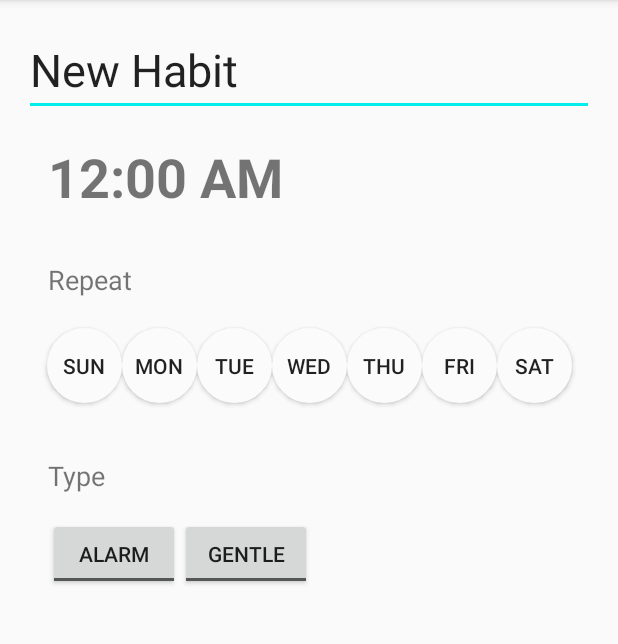
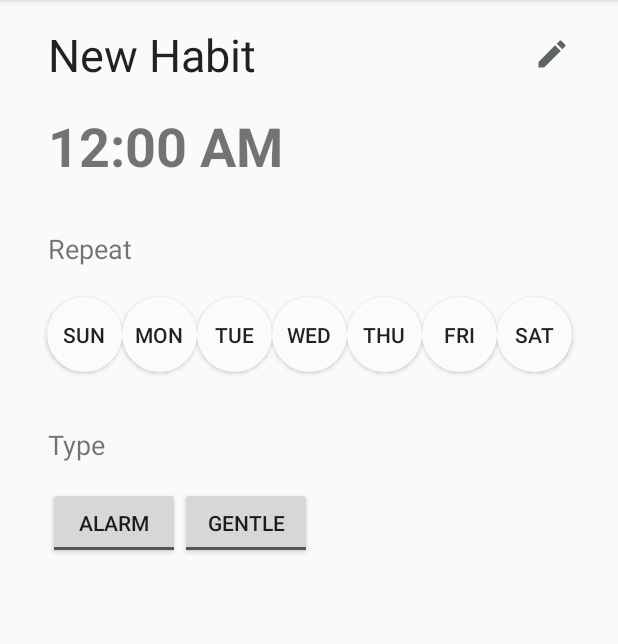
Before and after one commit to javglex/HabbitNow, an Android app: the fragment EditHabitFragment shown on its own in the app's theme, after a tap on "Finish editing", on a phone screen of 412 x 824 dp, the part 84-728 px from its top. Run offline under Robolectric (Android 15) with nearby library versions, the phone set to English and light mode, and no system bars; our stand-ins replace Room's generated code, data binding; 1 statement that could not run was skipped.

Commit message:
Added alarm activity, fired whenever an intent is received Changed from using requestcode to using intent action as a identifier for pending intents. This means I can use Long instead of Int, and also sending more data through the intent extras.

```diff
--- a/app/build.gradle
+++ b/app/build.gradle
@@ -44,8 +44,8 @@ dependencies {
     implementation 'androidx.legacy:legacy-support-v4:1.0.0'
     implementation 'com.google.android.material:material:1.2.1'
     implementation 'androidx.constraintlayout:constraintlayout:2.0.1'
-    implementation 'androidx.navigation:navigation-fragment:2.3.0'
-    implementation 'androidx.navigation:navigation-ui:2.3.0'
+    implementation 'androidx.navigation:navigation-fragment-ktx:2.3.1'
+    implementation 'androidx.navigation:navigation-ui-ktx:2.3.1'
     implementation 'androidx.navigation:navigation-fragment-ktx:2.3.0'
     implementation 'androidx.navigation:navigation-ui-ktx:2.3.0'
 
--- a/app/src/main/java/com/newpath/jeg/habbitnow/receivers/DeviceBootReceiver.kt
+++ b/app/src/main/java/com/newpath/jeg/habbitnow/receivers/DeviceBootReceiver.kt
@@ -49,7 +49,7 @@ class DeviceBootReceiver : BroadcastReceiver() {
             alarmTime[Calendar.HOUR_OF_DAY] = habit.alarmTimeHours
             alarmTime[Calendar.MINUTE] = habit.alarmTimeMinutes
             alarmTime[Calendar.SECOND] = 0
-            AlarmService.setServiceAlarm(context, habit.id.toInt(), alarmTime)
+            AlarmService.setServiceAlarm(context, habit, alarmTime)
         }
 
 
--- a/app/src/main/java/com/newpath/jeg/habbitnow/repository/MyHabitsRepository.kt
+++ b/app/src/main/java/com/newpath/jeg/habbitnow/repository/MyHabitsRepository.kt
@@ -41,7 +41,7 @@ class MyHabitsRepository(private val habitDao: HabitDatabaseDao) {
         alarmTime[Calendar.HOUR_OF_DAY] = habit.alarmTimeHours
         alarmTime[Calendar.MINUTE] = habit.alarmTimeMinutes
         alarmTime[Calendar.SECOND] = 0
-        AlarmService.setServiceAlarm(context, habit.id.toInt(), alarmTime)
+        AlarmService.setServiceAlarm(context, habit, alarmTime)
 
     }
 
--- a/app/src/main/java/com/newpath/jeg/habbitnow/services/AlarmService.kt
+++ b/app/src/main/java/com/newpath/jeg/habbitnow/services/AlarmService.kt
@@ -6,19 +6,36 @@ import android.app.PendingIntent
 import android.content.Context
 import android.content.Intent
 import android.util.Log
+import com.newpath.jeg.habbitnow.AlarmActivity
+import com.newpath.jeg.habbitnow.MainActivity
+import com.newpath.jeg.habbitnow.models.MyHabit
 import java.util.*
+
 
 /**
  * Created by javier gon on 6/6/2017.
  */
 class AlarmService: IntentService(TAG) {
 
+
+
     override fun onHandleIntent(intent: Intent?) {
-        Log.i(TAG, "received an intent: $intent")
+        if (intent!=null) {
+            val alarmId: Long = intent.getLongExtra(ALARM_ID, -1)
+            Log.i(TAG, "received an intent: $alarmId")
+            if (alarmId < 0)
+                return
+            val alarmActivityIntent = Intent(baseContext, AlarmActivity::class.java)
+            alarmActivityIntent.putExtra(ALARM_NAME, intent.getStringExtra(ALARM_NAME))
+            alarmActivityIntent.addFlags(Intent.FLAG_ACTIVITY_NEW_TASK)
+            application.startActivity(alarmActivityIntent)
+        }
     }
 
     companion object {
         const val TAG = "AlarmService" //for logging and passing a name to base class IntentService
+        const val ALARM_NAME = "ALARM_NAME"
+        const val ALARM_ID = "ALARM_ID"
 
         private fun newIntent(context: Context?): Intent {
             return Intent(context, AlarmService::class.java)
@@ -26,11 +43,15 @@ class AlarmService: IntentService(TAG) {
 
         fun setServiceAlarm(
             context: Context,
-            requestCode: Int,
+            habit: MyHabit,
             alarmTime: Calendar
         ) {
             val intent = newIntent(context)
-            val pi = PendingIntent.getService(context, requestCode, intent, 0)
+            intent.putExtra(ALARM_ID, habit.id)
+            intent.putExtra(ALARM_NAME, habit.habitName)
+            intent.action = "ALARM$habit.id"
+
+            val pi = PendingIntent.getService(context, 0, intent, 0)
             val alarmManager = context.getSystemService(ALARM_SERVICE) as AlarmManager
             alarmManager.setRepeating(
                 AlarmManager.RTC_WAKEUP,
@@ -41,7 +62,7 @@ class AlarmService: IntentService(TAG) {
 
             Log.i(
                 TAG,
-                "set alarm for requestCode: " + requestCode + "at time: " + alarmTime.time.toString()
+                "set alarm with id: " + habit.id + "at time: " + alarmTime.time.toString()
             )
         }
 
@@ -51,7 +72,7 @@ class AlarmService: IntentService(TAG) {
             val pi = PendingIntent.getService(context, requestCode, intent, 0)
             alarmManager.cancel(pi)
             pi.cancel()
-            Log.i(TAG,"cancelling pending intent.. $requestCode")
+            Log.i(TAG, "cancelling pending intent.. $requestCode")
         }
 
 
--- /dev/null
+++ b/app/src/main/res/drawable/ic_baseline_edit_24.xml
@@ -0,0 +1,5 @@
+<vector android:height="24dp" android:tint="#5D6565"
+    android:viewportHeight="24" android:viewportWidth="24"
+    android:width="24dp" xmlns:android="http://schemas.android.com/apk/res/android">
+    <path android:fillColor="@android:color/white" android:pathData="M3,17.25V21h3.75L17.81,9.94l-3.75,-3.75L3,17.25zM20.71,7.04c0.39,-0.39 0.39,-1.02 0,-1.41l-2.34,-2.34c-0.39,-0.39 -1.02,-0.39 -1.41,0l-1.83,1.83 3.75,3.75 1.83,-1.83z"/>
+</vector>
--- a/app/src/main/res/layout/fragment_edit_habit.xml
+++ b/app/src/main/res/layout/fragment_edit_habit.xml
@@ -22,9 +22,11 @@
             android:id="@+id/et_habit_name"
             android:layout_width="0dp"
             android:layout_height="wrap_content"
-            android:layout_marginStart="16dp"
+            android:layout_marginStart="32dp"
             android:layout_marginTop="16dp"
-            android:layout_marginEnd="16dp"
+            android:layout_marginEnd="32dp"
+            android:background="@null"
+            android:drawableRight="@drawable/ic_baseline_edit_24"
             android:ems="10"
             android:hint="@string/hint_habit_name"
             android:importantForAutofill="no"
--- a/app/src/main/res/values/colors.xml
+++ b/app/src/main/res/values/colors.xml
@@ -7,4 +7,6 @@
     <color name="colorAccentSecondary">#ee027c</color>
 
     <color name="bgDeleteRow">#FF0000</color>
+    <color name="btnAlarmAccept">#00B828</color>
+    <color name="btnAlarmDefer">#B80000</color>
 </resources>
--- a/app/src/main/res/values/dimens.xml
+++ b/app/src/main/res/values/dimens.xml
@@ -6,4 +6,5 @@
     <dimen name="nav_header_height">176dp</dimen>
     <dimen name="fab_margin">16dp</dimen>
     <dimen name="ic_delete">32dp</dimen>
+    <dimen name="alarm_button_width">64</dimen>
 </resources>
--- a/app/src/main/res/values/strings.xml
+++ b/app/src/main/res/values/strings.xml
@@ -33,6 +33,7 @@
     <string name="delete">Delete</string>
     <string name="cd_delete_item">Delete Item</string>
     <string name="cd_habit_type">Habit Type</string>
+    <string name="alarm_page_title">It\'s time for...</string>
 
     <string-array name = "daysOfWeek">
         <item>Sun</item>
```
Also changed, not shown: app/src/main/AndroidManifest.xml (+10 -0 lines), app/src/main/java/com/newpath/jeg/habbitnow/AlarmActivity.kt (added, +45 -0 lines), app/src/main/res/drawable/bg_alarm_activity.xml (added, +12 -0 lines), app/src/main/res/layout/activity_alarm.xml (added, +71 -0 lines).
